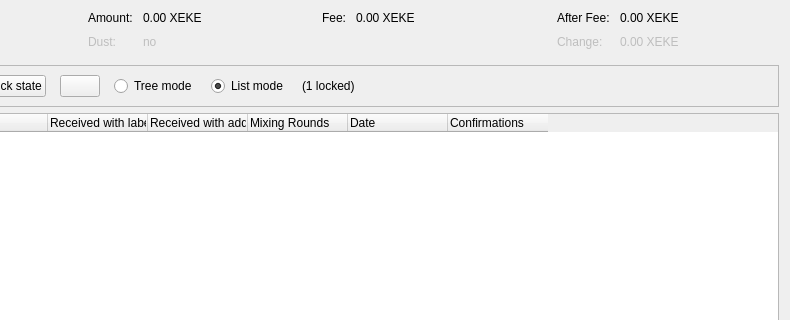
The window that src/qt/forms/coincontroldialog.ui (Qebit/dash) describes before a commit, drawn with Qt 5; both pictures show x 164 to 954 and y 0 to 320 of the 954 by 500 pixel window.
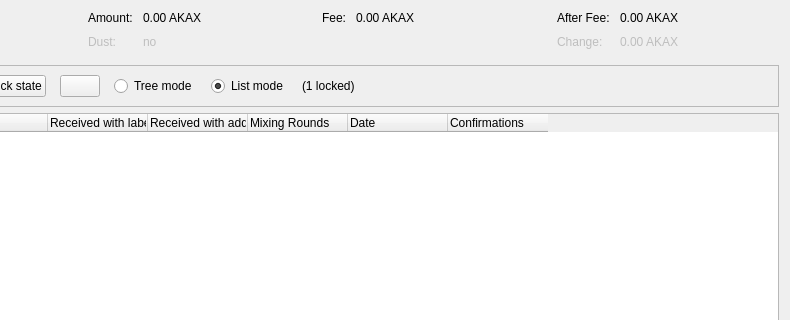
The same window after the commit. Custom widgets are drawn as their Qt base class.

The edit to the form file:
```diff
--- a/src/qt/forms/coincontroldialog.ui
+++ b/src/qt/forms/coincontroldialog.ui
@@ -114,7 +114,7 @@
           <enum>Qt::ActionsContextMenu</enum>
          </property>
          <property name="text">
-          <string notr="true">0.00 XEKE</string>
+          <string notr="true">0.00 AKAX</string>
          </property>
          <property name="textInteractionFlags">
           <set>Qt::LinksAccessibleByMouse|Qt::TextSelectableByKeyboard|Qt::TextSelectableByMouse</set>
@@ -182,7 +182,7 @@
           <enum>Qt::ActionsContextMenu</enum>
          </property>
          <property name="text">
-          <string notr="true">0.00 XEKE</string>
+          <string notr="true">0.00 AKAX</string>
          </property>
          <property name="textInteractionFlags">
           <set>Qt::LinksAccessibleByMouse|Qt::TextSelectableByKeyboard|Qt::TextSelectableByMouse</set>
@@ -221,7 +221,7 @@
           <enum>Qt::ActionsContextMenu</enum>
          </property>
          <property name="text">
-          <string notr="true">0.00 XEKE</string>
+          <string notr="true">0.00 AKAX</string>
          </property>
          <property name="textInteractionFlags">
           <set>Qt::LinksAccessibleByMouse|Qt::TextSelectableByKeyboard|Qt::TextSelectableByMouse</set>
@@ -250,7 +250,7 @@
           <enum>Qt::ActionsContextMenu</enum>
          </property>
          <property name="text">
-          <string notr="true">0.00 XEKE</string>
+          <string notr="true">0.00 AKAX</string>
          </property>
          <property name="textInteractionFlags">
           <set>Qt::LinksAccessibleByMouse|Qt::TextSelectableByKeyboard|Qt::TextSelectableByMouse</set>
```
